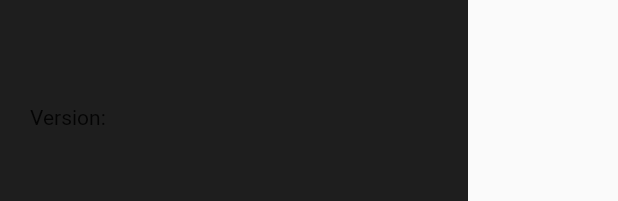
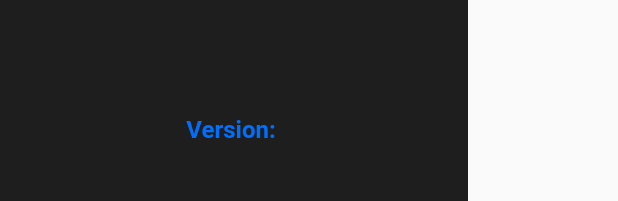
Before and after one commit to TopTen1310/Botinfo, a Flutter app: the AppDrawer widget shown alone on an empty page, opened directly, on a phone screen of 412 x 824 dp. Shown: the part 1032-1233 px from the top of the screen. Run offline on Flutter 3.47's test engine with Material 2 defaults, Android fonts, the phone set to English and light mode, and no system bars; our stand-ins replace dio, flutter_tts, get, google_fonts, in_app_purchase, lottie and 4 more; missing offline and left inert: app_review; accounts and stored records are empty; statements that could not run were skipped.

Commit message:
added version in drawer

```diff
--- a/lib/Widgets/AppDrawer.dart
+++ b/lib/Widgets/AppDrawer.dart
@@ -52,9 +52,16 @@ class AppDrawer extends StatelessWidget {
                 },
                 name: "Terms of Service"),
             const Spacer(),
-            Text("Version: ${Get.find<PurchaseController>().appVersion.value}"),
+            Center(
+                child: Text(
+              "Version: ${Get.find<PurchaseController>().appVersion.value}",
+              style: const TextStyle(
+                  fontSize: 16,
+                  fontWeight: FontWeight.w600,
+                  color: Color(0xff006FFF)),
+            )),
             const SizedBox(
-              height: 50,
+              height: 40,
             )
           ],
         ),
```
